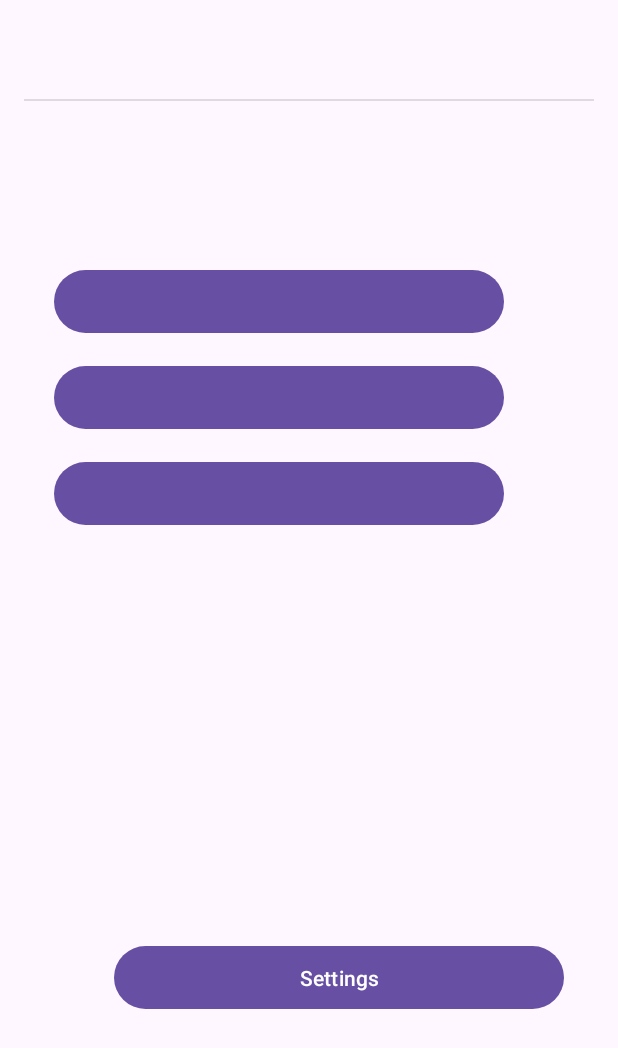
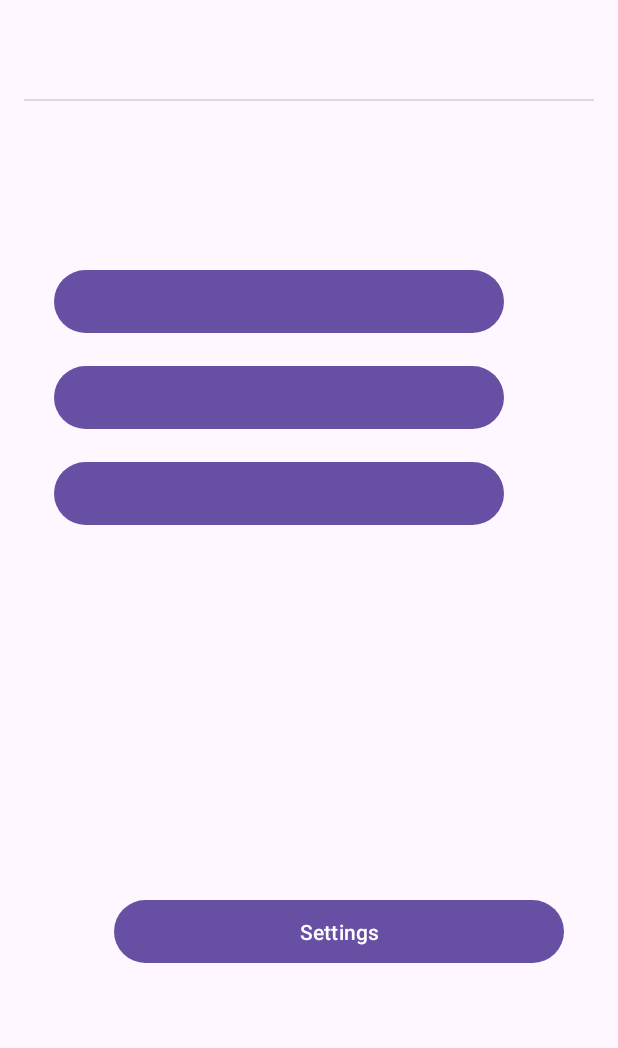
Before and after one commit to Ahel6/LangLearn, an Android app: the screen it shows after launch (MainActivity), on a phone screen of 412 x 824 dp. Shown: the top 1048 px of the screen. Run offline under Robolectric (Android 15) with nearby library versions, the phone set to English and light mode, and no system bars.

```diff
--- a/app/src/main/res/layout/activity_main.xml
+++ b/app/src/main/res/layout/activity_main.xml
@@ -25,7 +25,8 @@
         app:layout_constraintEnd_toEndOf="parent"
         app:layout_constraintHorizontal_bias="1.0"
         app:layout_constraintStart_toStartOf="parent"
-        app:layout_constraintTop_toTopOf="parent" />
+        app:layout_constraintTop_toTopOf="parent"
+        app:layout_constraintVertical_bias="0.0" />
 
     <Button
         android:id="@+id/languageButton2"
```
Also changed, not shown: app/src/main/AndroidManifest.xml (+4 -4 lines).
